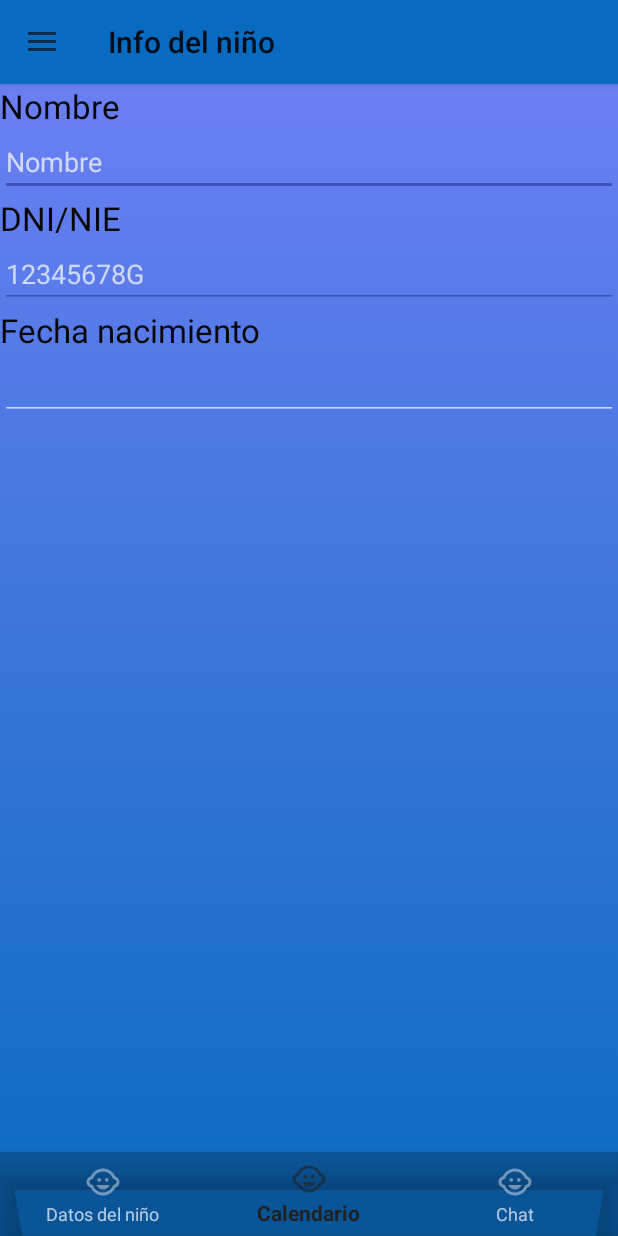
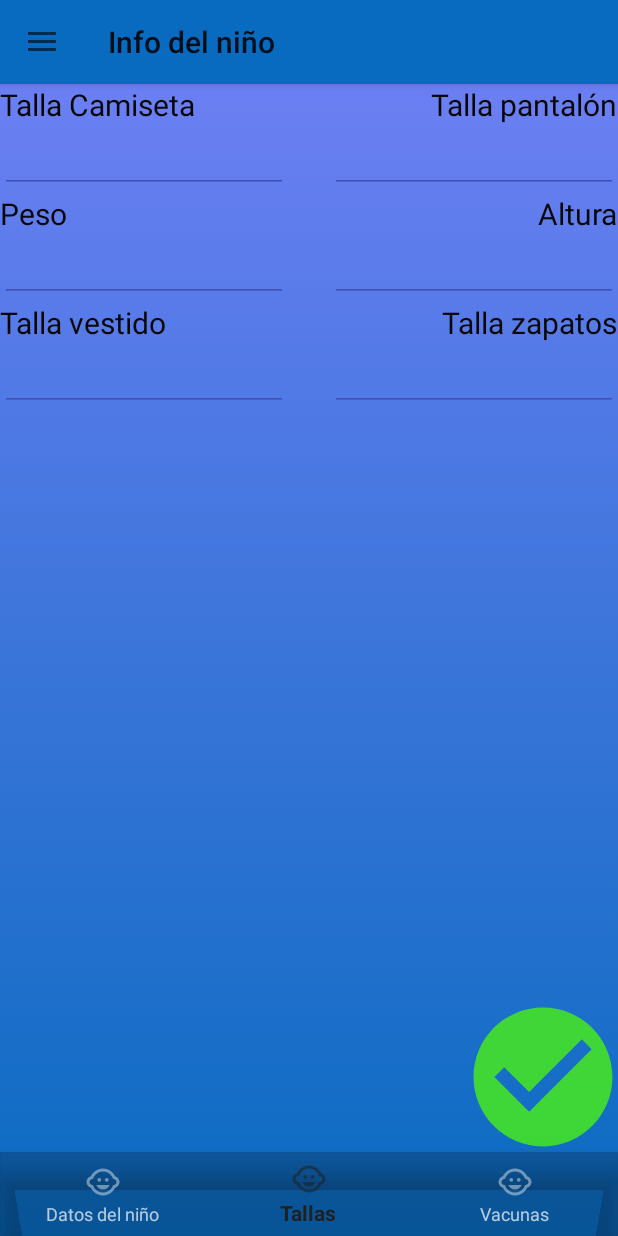
Before and after one commit to davidvolart/pa-ma-frontend, an Android app: the fragment ChildDataFragment placed in its activity, item 2 of the bottom bar chosen, on a phone screen of 412 x 824 dp. Run offline under Robolectric (Android 15) with nearby library versions, the phone set to English and light mode, and no system bars.

Commit message:
add ChildSizesData

```diff
--- a/app/src/main/java/cat/tfg/pama/ChildDataFragment.kt
+++ b/app/src/main/java/cat/tfg/pama/ChildDataFragment.kt
@@ -5,7 +5,7 @@ import android.view.LayoutInflater
 import android.view.ViewGroup
 import android.view.View
 import androidx.fragment.app.Fragment
-
+import kotlinx.android.synthetic.main.fragment_child_data.*
 
 /**
  * A simple [Fragment] subclass.
@@ -26,7 +26,29 @@ class ChildDataFragment : Fragment() {
     }
 
     override fun onViewCreated(view: View, savedInstanceState: Bundle?) {
-        super.onViewCreated(view, savedInstanceState);
-        activity!!.setTitle("Info del niño");
+        super.onViewCreated(view, savedInstanceState)
+        activity!!.setTitle("Info del niño")
+
+        navigation.setOnNavigationItemSelectedListener { item ->
+            when (item.getItemId()) {
+                R.id.child_personal_info -> {
+                    val transaction = fragmentManager!!.beginTransaction()
+                    transaction.replace(R.id.content, ChildPersonalDataFragment())
+                    transaction.commit()
+                }
+                R.id.child_sizes -> {
+                    val transaction = fragmentManager!!.beginTransaction()
+                    transaction.replace(R.id.content, ChildSizesDataFragment())
+                    transaction.commit()
+                }
+                R.id.child_vaccines -> {
+                    val transaction = fragmentManager!!.beginTransaction()
+                    transaction.replace(R.id.content, ChildPersonalDataFragment())
+                    transaction.commit()
+                }
+            }
+            true
+        }
     }
+
 }
--- a/app/src/main/java/cat/tfg/pama/ChildPersonalDataFragment.kt
+++ b/app/src/main/java/cat/tfg/pama/ChildPersonalDataFragment.kt
@@ -29,14 +29,14 @@ class ChildPersonalDataFragment : Fragment() {
         val month = c.get(Calendar.MONTH)
         val day = c.get(Calendar.DAY_OF_MONTH)
 
-        birthdate.setOnClickListener(object : View.OnClickListener {
+        child_personal_data_birthdate.setOnClickListener(object : View.OnClickListener {
             override fun onClick(v: View) {
 
                 val datepicker = DatePickerDialog(
                     activity!!,
                     { view, year, monthOfYear, dayOfMonth ->
                         val selectedDate = dayOfMonth.toString() + "/" + (monthOfYear + 1) + "/" + year
-                        (birthdate as EditText).setText(selectedDate)
+                        (child_personal_data_birthdate as EditText).setText(selectedDate)
                     },
                     year, month, day)
 
@@ -45,6 +45,14 @@ class ChildPersonalDataFragment : Fragment() {
             }
         })
 
+
+        child_persona_data_save.setOnClickListener(object : View.OnClickListener {
+            override fun onClick(v: View) {
+
+
+                //Make a post reuqst to backend to save data
+
+            }
+        })
     }
-
 }
--- /dev/null
+++ b/app/src/main/java/cat/tfg/pama/ChildSizesDataFragment.kt
@@ -0,0 +1,35 @@
+package cat.tfg.pama
+
+import android.os.Bundle
+import android.view.LayoutInflater
+import android.view.View
+import android.view.ViewGroup
+import androidx.fragment.app.Fragment
+import kotlinx.android.synthetic.main.fragment_child_sizes_data.*
+
+/**
+ * A simple [Fragment] subclass.
+ */
+class ChildSizesDataFragment : Fragment() {
+
+    override fun onCreateView(
+        inflater: LayoutInflater,
+        container: ViewGroup?,
+        savedInstanceState: Bundle?
+    ): View? {
+
+        return inflater.inflate(R.layout.fragment_child_sizes_data, container, false)
+    }
+
+    override fun onViewCreated(view: View, savedInstanceState: Bundle?) {
+
+        child_sizes_data_save.setOnClickListener(object : View.OnClickListener {
+            override fun onClick(v: View) {
+
+                //Make a post reuqst to backend to save data
+
+            }
+        })
+    }
+
+}
--- /dev/null
+++ b/app/src/main/res/drawable-anydpi/ic_save.xml
@@ -0,0 +1,14 @@
+<vector xmlns:android="http://schemas.android.com/apk/res/android"
+    android:width="24dp"
+    android:height="24dp"
+    android:viewportWidth="21.6"
+    android:viewportHeight="21.6"
+    android:tint="#4AF014"
+    android:alpha="0.8">
+  <group android:translateX="-1.2"
+      android:translateY="-1.2">
+      <path
+          android:fillColor="#FF000000"
+          android:pathData="M12,2C6.48,2 2,6.48 2,12s4.48,10 10,10 10,-4.48 10,-10S17.52,2 12,2zM10,17l-5,-5 1.41,-1.41L10,14.17l7.59,-7.59L19,8l-9,9z"/>
+  </group>
+</vector>
--- a/app/src/main/res/drawable/button_social.xml
+++ b/app/src/main/res/drawable/button_social.xml
@@ -1,4 +1,4 @@
 <?xml version="1.0" encoding="utf-8"?>
 <shape xmlns:android="http://schemas.android.com/apk/res/android" android:shape="rectangle">
-    <corners android:radius="25dp"/>
+    <corners android:radius="190dp"/>
 </shape>
--- a/app/src/main/res/layout/fragment_child_data.xml
+++ b/app/src/main/res/layout/fragment_child_data.xml
@@ -11,7 +11,8 @@
     <FrameLayout
         android:id="@+id/content"
         android:layout_width="match_parent"
-        android:layout_height="wrap_content">
+        android:layout_height="match_parent"
+        android:layout_marginBottom="?attr/actionBarSize">
     </FrameLayout>
 
     <com.google.android.material.bottomnavigation.BottomNavigationView
--- /dev/null
+++ b/app/src/main/res/layout/fragment_child_sizes_data.xml
@@ -0,0 +1,143 @@
+<?xml version="1.0" encoding="utf-8"?>
+<RelativeLayout
+    xmlns:android="http://schemas.android.com/apk/res/android"
+    android:layout_width="match_parent"
+    android:layout_height="match_parent">
+
+    <TextView
+        android:id="@+id/tv_child_sizes_shirt"
+        android:layout_width="wrap_content"
+        android:layout_height="wrap_content"
+        android:text="Talla Camiseta"
+        android:textSize="20dp"
+        android:textColor="#070707" />
+
+    <EditText
+        android:id="@+id/child_sizes_shirt"
+        android:layout_width="wrap_content"
+        android:layout_height="wrap_content"
+        android:backgroundTint="@color/colorBlueDark"
+        android:ems="9"
+        android:textColor="#070707"
+        android:importantForAutofill="no"
+        android:inputType="text"
+        android:layout_below="@+id/tv_child_sizes_shirt"/>
+
+    <TextView
+        android:id="@+id/tv_child_sizes_pants"
+        android:layout_width="wrap_content"
+        android:layout_height="wrap_content"
+        android:text="Talla pantalón"
+        android:textColor="#070707"
+        android:textSize="20dp"
+        android:layout_alignParentRight="true" />
+
+    <EditText
+        android:id="@+id/child_sizes_pants"
+        android:layout_width="wrap_content"
+        android:layout_height="wrap_content"
+        android:backgroundTint="@color/colorBlueDark"
+        android:ems="9"
+        android:textColor="#070707"
+        android:importantForAutofill="no"
+        android:inputType="text"
+        android:layout_below="@+id/tv_child_sizes_pants"
+        android:layout_alignParentRight="true" />
+
+    <TextView
+        android:id="@+id/tv_child_sizes_height"
+        android:layout_width="wrap_content"
+        android:layout_height="wrap_content"
+        android:text="Altura"
+        android:textColor="#070707"
+        android:textSize="20dp"
+        android:layout_alignParentRight="true"
+        android:layout_below="@+id/child_sizes_shirt" />
+
+    <EditText
+        android:id="@+id/child_sizes_height"
+        android:layout_width="wrap_content"
+        android:layout_height="wrap_content"
+        android:backgroundTint="@color/colorBlueDark"
+        android:ems="9"
+        android:textColor="#070707"
+        android:importantForAutofill="no"
+        android:inputType="text"
+        android:layout_below="@+id/tv_child_sizes_height"
+        android:layout_alignParentRight="true" />
+
+    <TextView
+        android:id="@+id/tv_child_sizes_weight"
+        android:layout_width="wrap_content"
+        android:layout_height="wrap_content"
+        android:text="Peso"
+        android:textColor="#070707"
+        android:textSize="20dp"
+        android:layout_below="@+id/child_sizes_pants" />
+
+    <EditText
+        android:id="@+id/child_sizes_weight"
+        android:layout_width="wrap_content"
+        android:layout_height="wrap_content"
+        android:backgroundTint="@color/colorBlueDark"
+        android:ems="9"
+        android:textColor="#070707"
+        android:importantForAutofill="no"
+        android:inputType="text"
+        android:layout_below="@+id/tv_child_sizes_weight" />
+
+    <TextView
+        android:id="@+id/tv_child_sizes_shoes"
+        android:layout_width="wrap_content"
+        android:layout_height="wrap_content"
+        android:text="Talla zapatos"
+        android:textColor="#070707"
+        android:textSize="20dp"
+        android:layout_alignParentRight="true"
+        android:layout_below="@+id/child_sizes_height" />
+
+    <EditText
+        android:id="@+id/child_sizes_shoes"
+        android:layout_width="wrap_content"
+        android:layout_height="wrap_content"
+        android:backgroundTint="@color/colorBlueDark"
+        android:ems="9"
+        android:textColor="#070707"
+        android:importantForAutofill="no"
+        android:inputType="text"
+        android:layout_below="@+id/tv_child_sizes_shoes"
+        android:layout_alignParentRight="true" />
+
+    <TextView
+        android:id="@+id/tv_child_sizes_dress"
+        android:layout_width="wrap_content"
+        android:layout_height="wrap_content"
+        android:text="Talla vestido"
+        android:textColor="#070707"
+        android:textSize="20dp"
+        android:layout_below="@+id/child_sizes_weight" />
+
+    <EditText
+        android:id="@+id/child_sizes_dress"
+        android:layout_width="wrap_content"
+        android:layout_height="wrap_content"
+        android:backgroundTint="@color/colorBlueDark"
+        android:ems="9"
+        android:textColor="#070707"
+        android:importantForAutofill="no"
+        android:inputType="text"
+        android:layout_below="@+id/tv_child_sizes_dress" />
+
+    <ImageButton
+        android:id="@+id/child_sizes_data_save"
+        android:layout_width="100dp"
+        android:layout_height="100dp"
+        android:layout_gravity="right"
+        android:background="@drawable/button_social"
+        android:scaleType="fitCenter"
+        android:layout_marginBottom="0dp"
+        android:src="@drawable/ic_save"
+        android:layout_alignParentRight="true"
+        android:layout_alignParentBottom="true"/>
+
+</RelativeLayout>
--- a/app/src/main/res/menu/bottom_menu.xml
+++ b/app/src/main/res/menu/bottom_menu.xml
@@ -5,16 +5,16 @@
 
     <group android:checkableBehavior="single">
         <item
-            android:id="@+id/child_info"
+            android:id="@+id/child_personal_info"
             android:title="@string/child_data"
             android:icon="@drawable/ic_child" />
         <item
-            android:id="@+id/calendar"
-            android:title="@string/calendar"
+            android:id="@+id/child_sizes"
+            android:title="@string/sizes"
             android:icon="@drawable/ic_child" />
         <item
-            android:id="@+id/chat"
-            android:title="@string/chat"
+            android:id="@+id/child_vaccines"
+            android:title="@string/vaccines"
             android:icon="@drawable/ic_child" />
     </group>
 </menu>
--- a/app/src/main/res/values/strings.xml
+++ b/app/src/main/res/values/strings.xml
@@ -15,4 +15,6 @@
     <string name="calendar">Calendario</string>
     <string name="chat">Chat</string>
     <string name="expenses">Gastos</string>
+    <string name="vaccines">Vacunas</string>
+    <string name="sizes">Tallas</string>
 </resources>
```
Also changed, not shown: app/src/main/java/cat/tfg/pama/ChildVaccinesDataFragment.kt (added, +33 -0 lines), app/src/main/res/layout/fragment_child_personal_data.xml (+54 -16 lines), app/src/main/res/layout/fragment_child_vaccines_data.xml (added, +8 -0 lines), app/src/main/res/values/sizes.xml (added, +9 -0 lines), app/src/main/res/drawable-hdpi/ic_save.png (added), app/src/main/res/drawable-mdpi/ic_save.png (added), app/src/main/res/drawable-xhdpi/ic_save.png (added), app/src/main/res/drawable-xxhdpi/ic_save.png (added).
